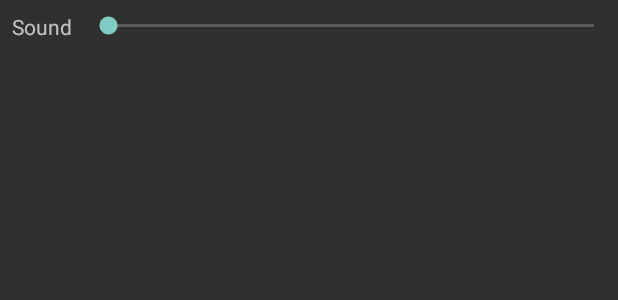
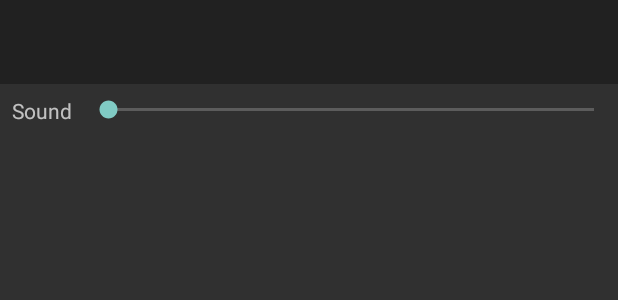
Before and after one commit to Xillez/TimeDodge_AndroidStudio, an Android app: the layout activity_settings.xml on its own in the app's theme, with its tools: preview values and no code run, on a phone screen of 412 x 824 dp. Shown: the top 300 px of the screen. Run offline under Robolectric (Android 15) with nearby library versions, the phone set to English and light mode, and no system bars.

Commit message:
Fixed broken settings activity and finalized for game development

```diff
--- a/app/build.gradle
+++ b/app/build.gradle
@@ -26,6 +26,7 @@ dependencies {
     implementation fileTree(dir: 'libs', include: ['*.jar'])
     implementation 'com.android.support:appcompat-v7:28.0.0'
     implementation 'com.android.support.constraint:constraint-layout:1.1.3'
+    implementation 'com.android.support:design:28.0.0'
     testImplementation 'junit:junit:4.12'
     androidTestImplementation 'com.android.support.test:runner:1.0.2'
     androidTestImplementation 'com.android.support.test.espresso:espresso-core:3.0.2'
--- a/app/src/main/res/layout/activity_settings.xml
+++ b/app/src/main/res/layout/activity_settings.xml
@@ -4,12 +4,22 @@
     xmlns:tools="http://schemas.android.com/tools"
     android:layout_width="match_parent"
     android:layout_height="match_parent"
-    tools:context=".activities.Settings" >
+    tools:context=".activities.Settings">
+
+    <include
+        android:id="@+id/include"
+        layout="@layout/toolbar_back"
+        app:layout_constraintTop_toTopOf="parent"
+        tools:layout_editor_absoluteX="-16dp" />
+
 
     <LinearLayout
+        android:id="@+id/linearLayout"
         android:layout_width="match_parent"
-        android:layout_height="match_parent"
-        android:orientation="vertical">
+        android:layout_height="0dp"
+        android:orientation="vertical"
+        android:weightSum="1"
+        app:layout_constraintTop_toBottomOf="@+id/include">
 
         <LinearLayout
             android:layout_width="match_parent"
--- /dev/null
+++ b/app/src/main/res/layout/activity_settings_content.xml
@@ -0,0 +1,6 @@
+<?xml version="1.0" encoding="utf-8"?>
+<android.support.constraint.ConstraintLayout
+    xmlns:android="http://schemas.android.com/apk/res/android" android:layout_width="match_parent"
+    android:layout_height="match_parent">
+
+</android.support.constraint.ConstraintLayout>
--- /dev/null
+++ b/app/src/main/res/layout/toolbar_back.xml
@@ -0,0 +1,25 @@
+<?xml version="1.0" encoding="utf-8"?>
+<android.support.design.widget.CoordinatorLayout xmlns:android="http://schemas.android.com/apk/res/android"
+    xmlns:app="http://schemas.android.com/apk/res-auto"
+    xmlns:tools="http://schemas.android.com/tools"
+    android:layout_width="match_parent"
+    android:layout_height="wrap_content"
+    tools:context=".activities.Settings">
+
+    <android.support.design.widget.AppBarLayout
+        android:layout_width="match_parent"
+        android:layout_height="wrap_content"
+        android:theme="@style/AppTheme.AppBarOverlay">
+
+        <android.support.v7.widget.Toolbar
+            android:id="@+id/toolbar02_back"
+            android:layout_width="match_parent"
+            android:layout_height="?attr/actionBarSize"
+            android:background="?attr/colorPrimary"
+            app:popupTheme="@style/AppTheme.PopupOverlay">
+
+        </android.support.v7.widget.Toolbar>
+
+    </android.support.design.widget.AppBarLayout>
+
+</android.support.design.widget.CoordinatorLayout>
--- /dev/null
+++ b/app/src/main/res/values/dimens.xml
@@ -0,0 +1,3 @@
+<resources>
+    <dimen name="fab_margin">16dp</dimen>
+</resources>
--- a/app/src/main/res/values/styles.xml
+++ b/app/src/main/res/values/styles.xml
@@ -1,11 +1,15 @@
 <resources>
 
     <!-- Base application theme. -->
-    <style name="AppTheme" parent="Theme.AppCompat.Light.DarkActionBar">
+    <style name="AppTheme" parent="Theme.AppCompat.Light.NoActionBar">
         <!-- Customize your theme here. -->
         <item name="colorPrimary">@color/colorPrimary</item>
         <item name="colorPrimaryDark">@color/colorPrimaryDark</item>
         <item name="colorAccent">@color/colorAccent</item>
     </style>
 
+    <style name="AppTheme.AppBarOverlay" parent="ThemeOverlay.AppCompat.Dark.ActionBar" />
+
+    <style name="AppTheme.PopupOverlay" parent="ThemeOverlay.AppCompat.Light" />
+
 </resources>
```
Also changed, not shown: app/src/main/AndroidManifest.xml (+4 -4 lines), app/src/main/java/com/example/timedialator/activities/MainMenu.java (+13 -2 lines), app/src/main/java/com/example/timedialator/activities/Settings.java (+18 -3 lines), app/src/main/java/com/example/timedialator/utils/Logging.java (added, +8 -0 lines), app/src/main/java/com/example/timedialator/utils/MenuMgr.java (added, +48 -0 lines), app/src/main/java/com/example/timedialator/utils/ToolbarMgr.java (added, +27 -0 lines).
